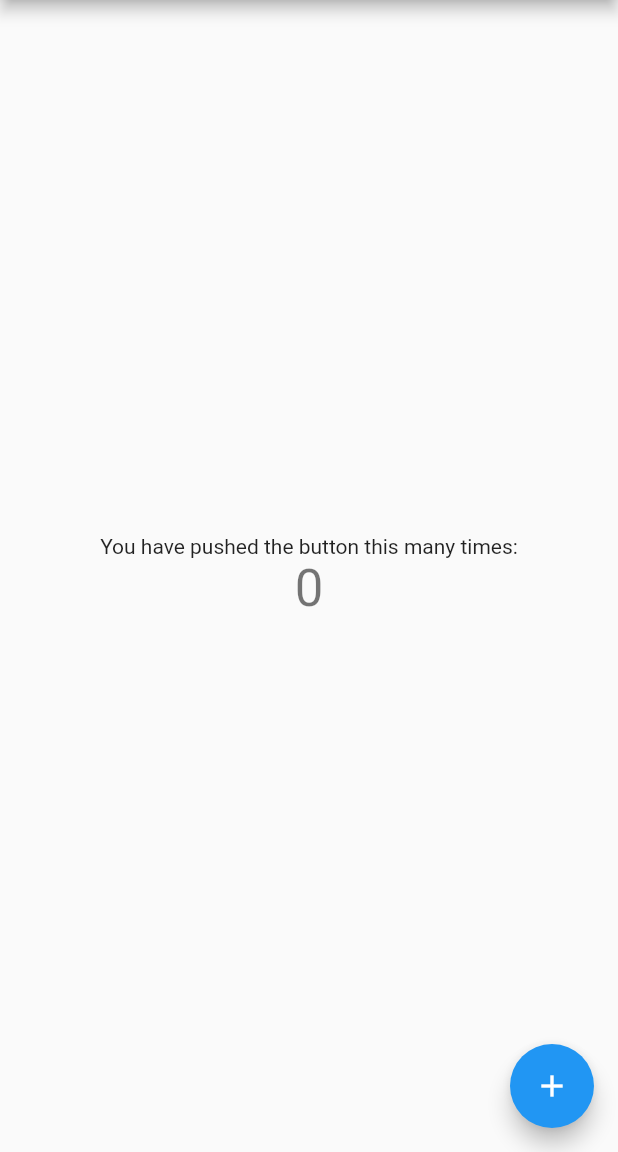
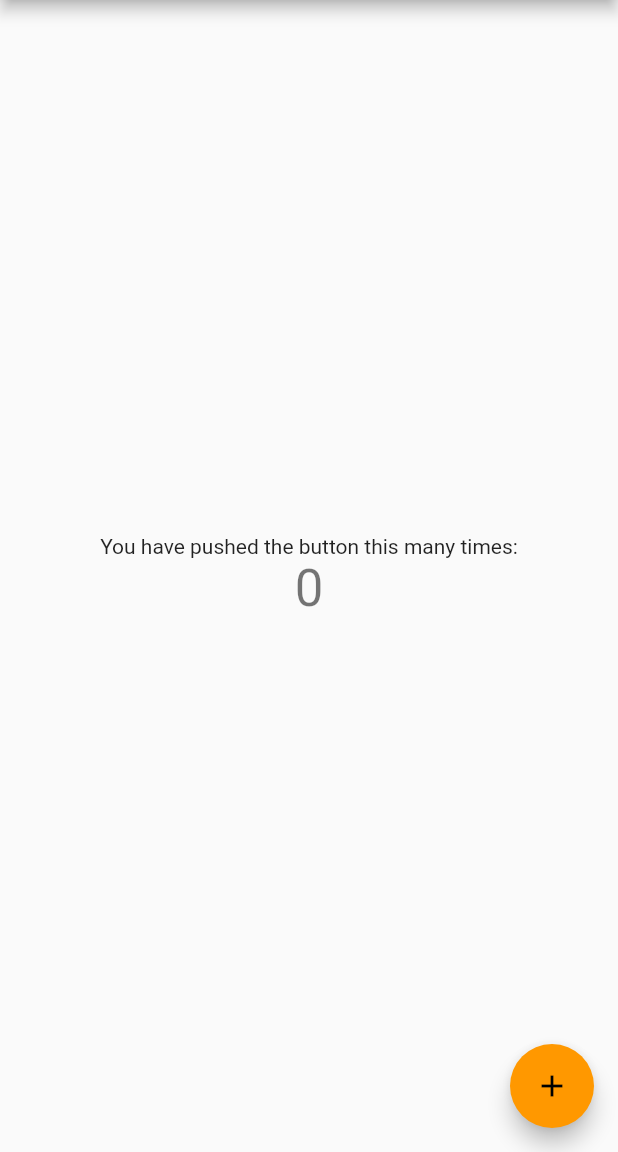
Before and after one commit to hovadur/receipt_scanner, a Flutter app: the screen it shows after launch, on a phone screen of 412 x 824 dp, the part 84-1236 px from its top. Run offline on Flutter 3.47's test engine with Material 2 defaults, Android fonts, the phone set to English and light mode, and no system bars.

Commit message:
added light and dark theme

```diff
--- a/lib/main.dart
+++ b/lib/main.dart
@@ -10,18 +10,10 @@ class MyApp extends StatelessWidget {
   Widget build(BuildContext context) {
     return MaterialApp(
       title: 'Flutter Demo',
-      theme: ThemeData(
-        // This is the theme of your application.
-        //
-        // Try running your application with "flutter run". You'll see the
-        // application has a blue toolbar. Then, without quitting the app, try
-        // changing the primarySwatch below to Colors.green and then invoke
-        // "hot reload" (press "r" in the console where you ran "flutter run",
-        // or simply save your changes to "hot reload" in a Flutter IDE).
-        // Notice that the counter didn't reset back to zero; the application
-        // is not restarted.
-        primarySwatch: Colors.blue,
-      ),
+      theme: ThemeData.light().copyWith(
+          colorScheme: ColorScheme.fromSwatch(primarySwatch: Colors.orange)),
+      darkTheme: ThemeData.dark().copyWith(
+          colorScheme: ColorScheme.fromSwatch(primarySwatch: Colors.orange)),
       home: MyHomePage(title: 'Flutter Demo Home Page'),
     );
   }
```
Also changed, not shown: 1 other file.
